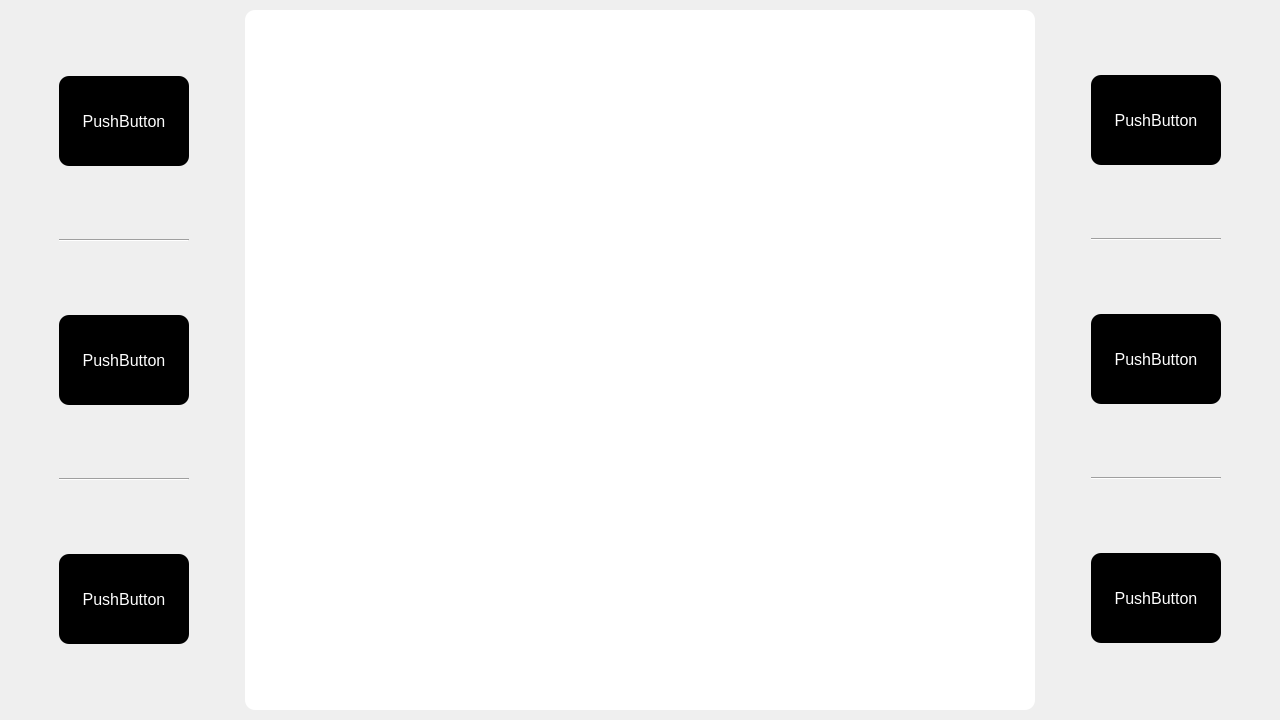
Before: the Qt Designer form UI/CarBoard.ui in IsacRiccardo/SE_Project, drawn with Qt 5.
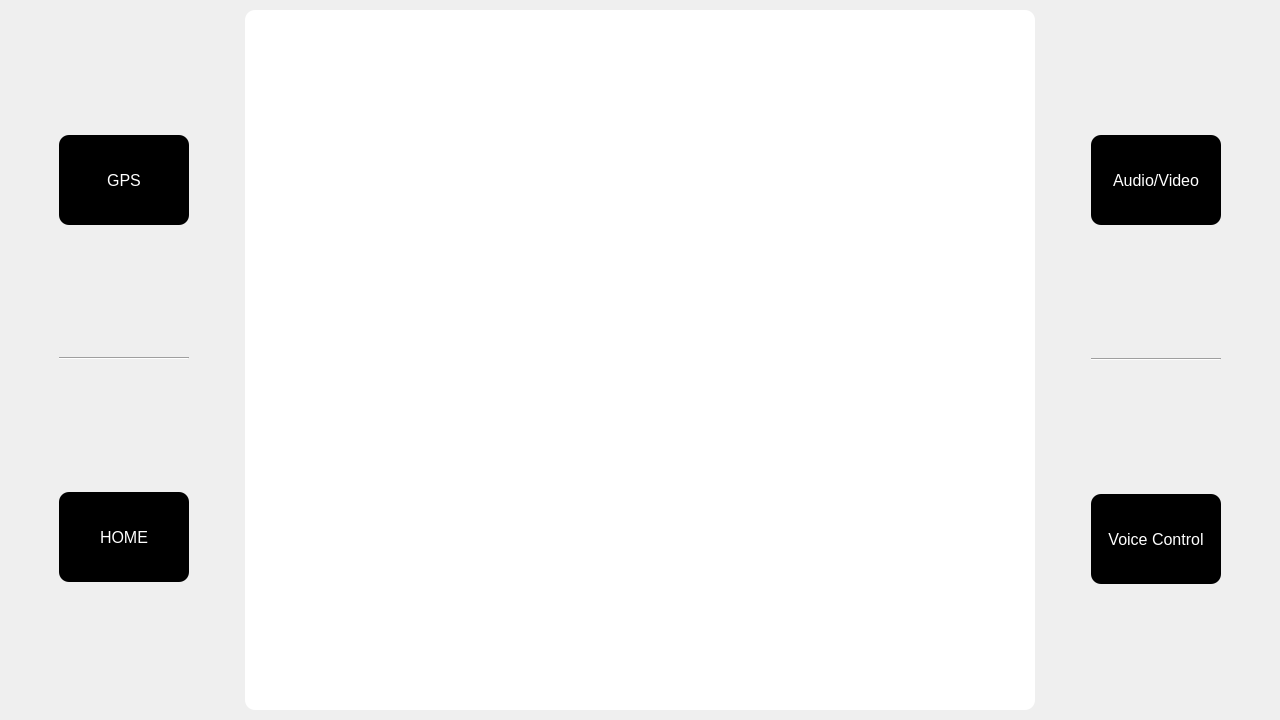
After: the same form once the commit is applied.

Patch:
```diff
--- a/UI/CarBoard.ui
+++ b/UI/CarBoard.ui
@@ -79,7 +79,10 @@
 </string>
         </property>
         <property name="text">
-         <string>PushButton</string>
+         <string>GPS</string>
+        </property>
+        <property name="checkable">
+         <bool>true</bool>
         </property>
        </widget>
       </item>
@@ -119,47 +122,10 @@
 </string>
         </property>
         <property name="text">
-         <string>PushButton</string>
+         <string>HOME</string>
         </property>
-       </widget>
-      </item>
-      <item>
-       <widget class="Line" name="line_2">
-        <property name="orientation">
-         <enum>Qt::Horizontal</enum>
-        </property>
-       </widget>
-      </item>
-      <item>
-       <widget class="QPushButton" name="pushButton_3">
-        <property name="sizePolicy">
-         <sizepolicy hsizetype="Fixed" vsizetype="Fixed">
-          <horstretch>0</horstretch>
-          <verstretch>0</verstretch>
-         </sizepolicy>
-        </property>
-        <property name="minimumSize">
-         <size>
-          <width>130</width>
-          <height>90</height>
-         </size>
-        </property>
-        <property name="font">
-         <font>
-          <family>Tahoma</family>
-          <pointsize>12</pointsize>
-         </font>
-        </property>
-        <property name="styleSheet">
-         <string notr="true">QPushButton{
-	color: white;
-	background-color: black;
-	border-radius:10px;
-}
-</string>
-        </property>
-        <property name="text">
-         <string>PushButton</string>
+        <property name="checkable">
+         <bool>true</bool>
         </property>
        </widget>
       </item>
@@ -247,47 +213,10 @@
 </string>
         </property>
         <property name="text">
-         <string>PushButton</string>
+         <string>Audio/Video</string>
         </property>
-       </widget>
-      </item>
-      <item>
-       <widget class="Line" name="line_3">
-        <property name="orientation">
-         <enum>Qt::Horizontal</enum>
-        </property>
-       </widget>
-      </item>
-      <item>
-       <widget class="QPushButton" name="pushButton_5">
-        <property name="sizePolicy">
-         <sizepolicy hsizetype="Fixed" vsizetype="Fixed">
-          <horstretch>0</horstretch>
-          <verstretch>0</verstretch>
-         </sizepolicy>
-        </property>
-        <property name="minimumSize">
-         <size>
-          <width>130</width>
-          <height>90</height>
-         </size>
-        </property>
-        <property name="font">
-         <font>
-          <family>Tahoma</family>
-          <pointsize>12</pointsize>
-         </font>
-        </property>
-        <property name="styleSheet">
-         <string notr="true">QPushButton{
-	color: white;
-	background-color: black;
-	border-radius:10px;
-}
-</string>
-        </property>
-        <property name="text">
-         <string>PushButton</string>
+        <property name="checkable">
+         <bool>true</bool>
         </property>
        </widget>
       </item>
@@ -327,7 +256,10 @@
 </string>
         </property>
         <property name="text">
-         <string>PushButton</string>
+         <string>Voice Control</string>
+        </property>
+        <property name="checkable">
+         <bool>true</bool>
         </property>
        </widget>
       </item>
```
Left out of the diff: 8 changed lines with no effect on the pictures.
